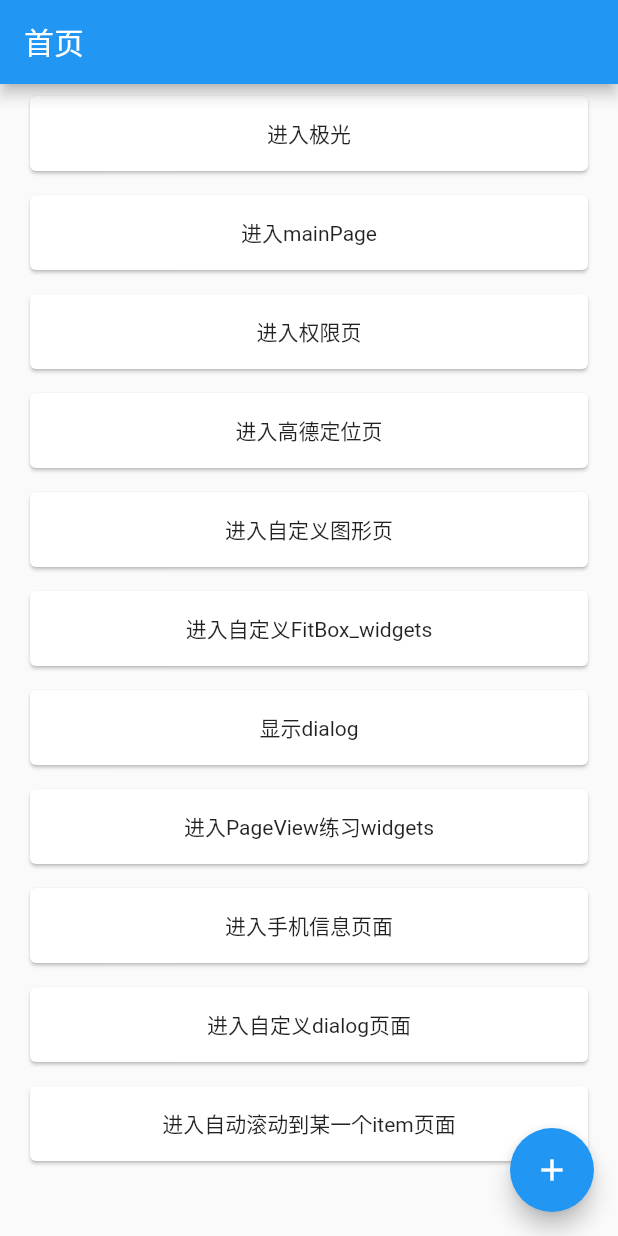
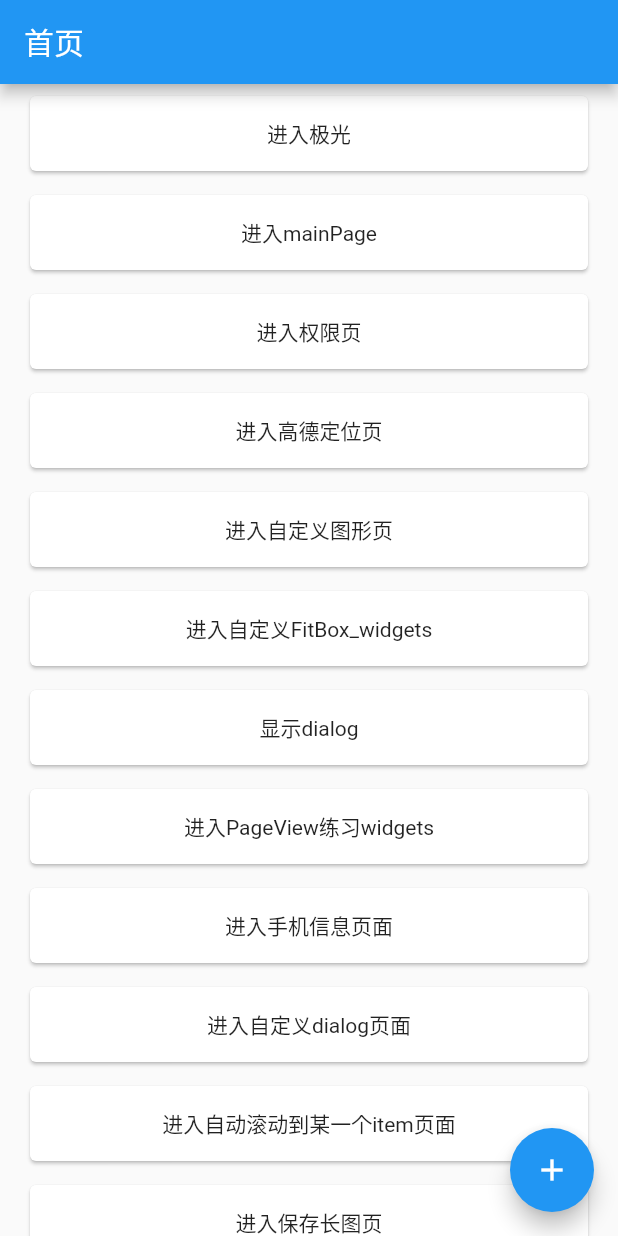
Before and after one commit to fyq550793892/easy_flutter, a Flutter app: the screen it shows after launch, on a phone screen of 412 x 824 dp. Run offline on Flutter 3.47's test engine with Material 2 defaults, Android fonts, the phone set to English and light mode, and no system bars; our stand-ins replace flutter_easyloading, flutter_screenutil, fluttertoast, get, permission_handler; missing offline and left inert: amap_location_flutter_plugin, sp_util.

Commit message:
feat:加入保存长图功能

```diff
--- a/lib/home_page/main_home_page.dart
+++ b/lib/home_page/main_home_page.dart
@@ -198,6 +198,20 @@ class _MyHomePageState extends State<MyHomePage> {
               ),
             ),
           ),
+          GestureDetector(
+            onTap: () {
+              Get.toNamed(RouteConfig.longPicSavePage);
+            },
+            child: ListTile(
+              title: Card(
+                child: Container(
+                  child: Text("进入保存长图页"),
+                  height: 50,
+                  alignment: Alignment.center,
+                ),
+              ),
+            ),
+          ),
         ],
       ),
       floatingActionButton: FloatingActionButton(
--- a/lib/routes/route_config.dart
+++ b/lib/routes/route_config.dart
@@ -11,6 +11,7 @@ import 'package:easy_flutter/main_page_modules/main_second/main_second_view.dart
 import 'package:easy_flutter/permission_modules/permission_page.dart';
 import 'package:easy_flutter/system_info_modules/system_info_page.dart';
 import 'package:easy_flutter/ui_widgets/dialog_widget.dart';
+import 'package:easy_flutter/widget_study_modules/long_pic_save/long_pic_save_view.dart';
 import 'package:easy_flutter/widget_study_modules/widget_study_page.dart';
 import 'package:flutter/cupertino.dart';
 import 'package:get/get_navigation/src/routes/get_route.dart';
@@ -36,6 +37,7 @@ class RouteConfig {
   static const String infoPage = "/infoPage"; // infoPage
   static const String dialogShowPage = "/dialogShowPage"; // dialogShowPage
   static const String autoScrollPage = "/autoScrollPage"; // 自动滚动页面
+  static const String longPicSavePage = "/longPicSavePage"; // 长图保存页
 
   ///别名映射页面
   static final List<GetPage> getPages = [
@@ -60,9 +62,11 @@ class RouteConfig {
     GetPage(name: infoPage, page: () => SystemInfoPage()),
     GetPage(name: dialogShowPage, page: () => DialogWidget()),
     GetPage(
-        name: autoScrollPage,
-        page: () => AutoScrollPages(
-              key: PageStorageKey("autoScrollPages"),
-            )),
+      name: autoScrollPage,
+      page: () => AutoScrollPages(
+        key: PageStorageKey("autoScrollPages"),
+      ),
+    ),
+    GetPage(name: longPicSavePage, page: () => LongPicSavePage()),
   ];
 }
--- a/pubspec.yaml
+++ b/pubspec.yaml
@@ -53,6 +53,9 @@ dependencies:
   # 屏幕适配
   flutter_screenutil: ^5.5.3+2
 
+  # 图片保存
+  image_gallery_saver: ^1.7.1
+
 #  # 系统信息
 #  system_info2: ^2.0.4
 
```
